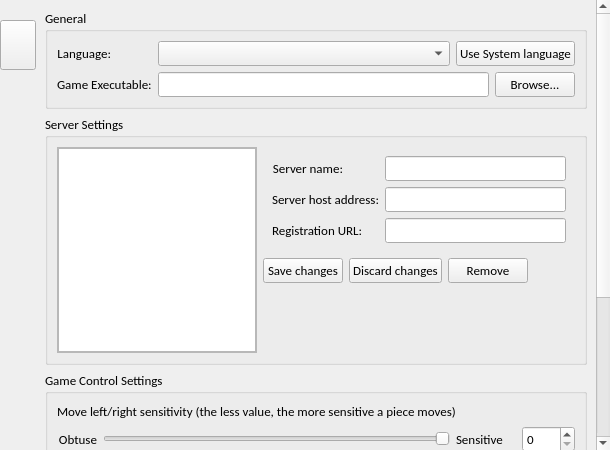
Before: the Qt Designer form TOPLauncher/SettingsWidget.ui in BSoD-Ultimate/TOPLauncher, drawn with Qt 5.
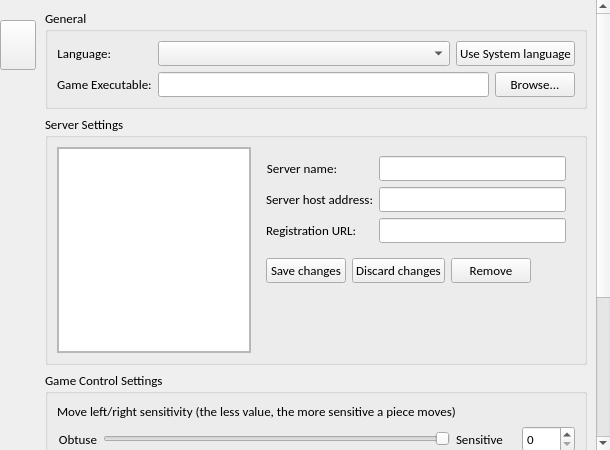
After: the same form once the commit is applied. Icons and pictures are not drawn.

The edit to the form file:
```diff
--- a/TOPLauncher/SettingsWidget.ui
+++ b/TOPLauncher/SettingsWidget.ui
@@ -180,8 +180,8 @@
        <rect>
         <x>0</x>
         <y>0</y>
-        <width>671</width>
-        <height>762</height>
+        <width>555</width>
+        <height>629</height>
        </rect>
       </property>
       <layout class="QVBoxLayout" name="verticalLayout_9">
@@ -403,13 +403,13 @@
               </property>
               <layout class="QHBoxLayout" name="horizontalLayout_6">
                <property name="leftMargin">
-                <number>0</number>
+                <number>9</number>
                </property>
                <property name="topMargin">
                 <number>0</number>
                </property>
                <property name="rightMargin">
-                <number>0</number>
+                <number>9</number>
                </property>
                <property name="bottomMargin">
                 <number>0</number>
```
